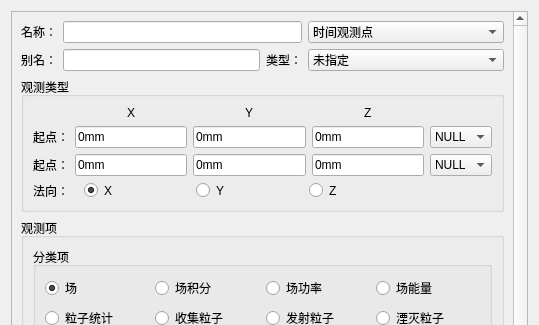
This is src/Mod/Model3D/Command3D/Physics3DCommand/Observe/ObserveDialog.ui in BeQuiet1228/FreeCAD as Qt 5 draws it before an edit; both pictures show x 0 to 539 and y 0 to 325 of the 539 by 635 pixel window. The edited form follows.
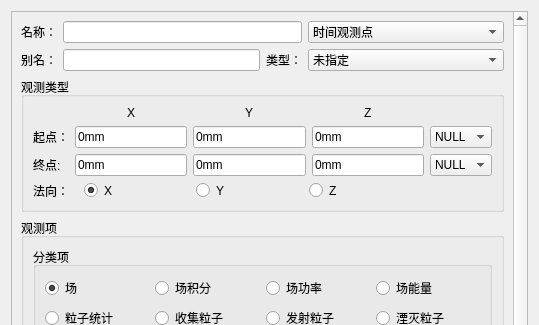
This is the edited form.

Commit message: 修改时间观测ui上的错误

```diff
--- a/src/Mod/Model3D/Command3D/Physics3DCommand/Observe/ObserveDialog.ui
+++ b/src/Mod/Model3D/Command3D/Physics3DCommand/Observe/ObserveDialog.ui
@@ -39,8 +39,8 @@
        <rect>
         <x>0</x>
         <y>0</y>
-        <width>502</width>
-        <height>620</height>
+        <width>494</width>
+        <height>712</height>
        </rect>
       </property>
       <layout class="QGridLayout" name="gridLayout_12">
@@ -169,7 +169,7 @@
             <item row="2" column="1">
              <widget class="QLabel" name="label_7">
               <property name="text">
-               <string>起点：</string>
+               <string>终点:</string>
               </property>
              </widget>
             </item>
```
The commit also changes 1 other file.
